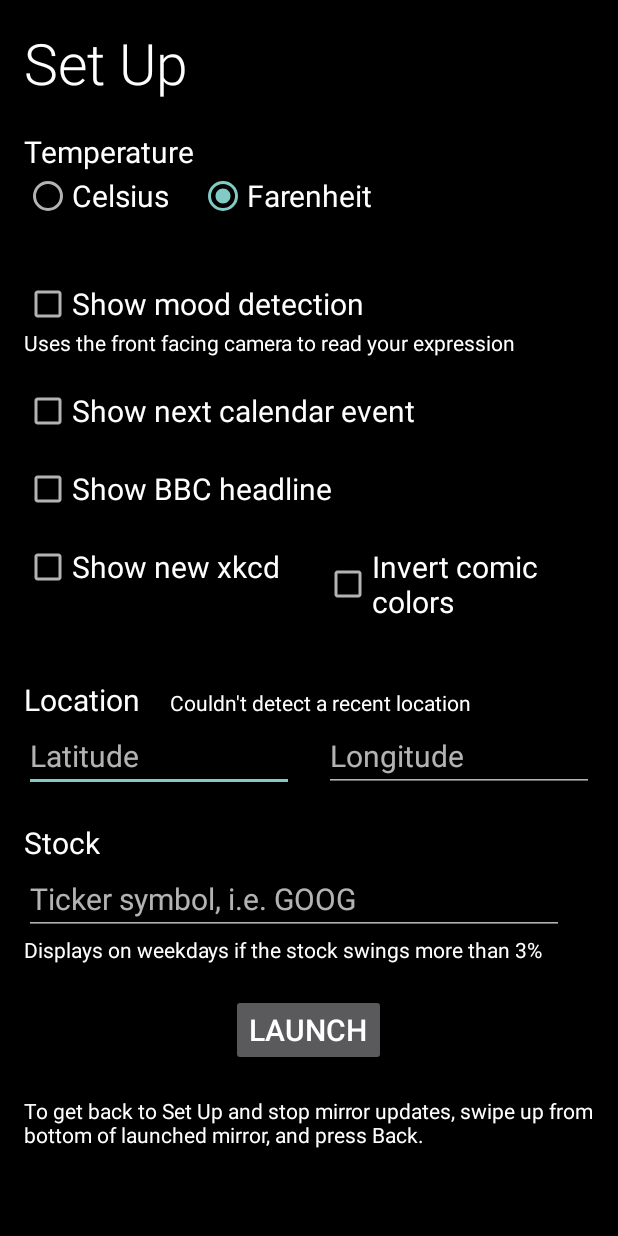
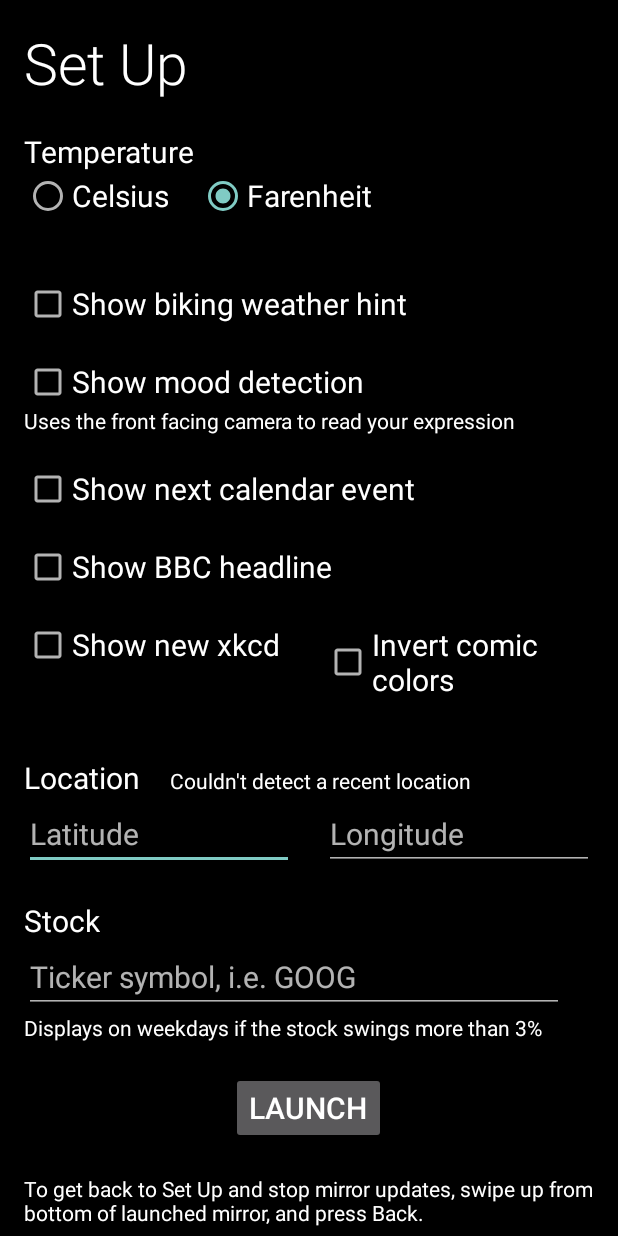
Before and after one commit to HannahMitt/HomeMirror, an Android app: the screen it shows after launch (SetUpActivity), on a phone screen of 412 x 824 dp. Run offline under Robolectric (Android 15) with nearby library versions, the phone set to English and light mode, and no system bars; libraries missing offline, so code that uses them is left out: com.crashlytics.android, io.fabric.sdk; 1 statement that could not run was skipped.

Commit message:
Config bike weather hint

```diff
--- a/app/src/main/java/com/morristaedt/mirror/SetUpActivity.java
+++ b/app/src/main/java/com/morristaedt/mirror/SetUpActivity.java
@@ -37,6 +37,7 @@ public class SetUpActivity extends Activity {
     private Location mLocation;
 
     private RadioGroup mTemperatureChoice;
+    private CheckBox mBikingCheckbox;
     private CheckBox mMoodDetectionCheckbox;
     private CheckBox mShowNextCaledarEventCheckbox;
     private CheckBox mShowNewsHeadlineCheckbox;
@@ -56,6 +57,9 @@ public class SetUpActivity extends Activity {
 
         mTemperatureChoice = (RadioGroup) findViewById(R.id.temperature_group);
         mTemperatureChoice.check(mConfigSettings.getIsCelsius() ? R.id.celsius : R.id.farenheit);
+
+        mBikingCheckbox = (CheckBox) findViewById(R.id.biking_checkbox);
+        mBikingCheckbox.setChecked(mConfigSettings.showBikingHint());
 
         mMoodDetectionCheckbox = (CheckBox) findViewById(R.id.mood_detection_checkbox);
         mMoodDetectionCheckbox.setChecked(mConfigSettings.showMoodDetection());
@@ -157,6 +161,7 @@ public class SetUpActivity extends Activity {
 
     private void saveFields() {
         mConfigSettings.setIsCelsius(mTemperatureChoice.getCheckedRadioButtonId() == R.id.celsius);
+        mConfigSettings.setShowBikingHint(mBikingCheckbox.isChecked());
         mConfigSettings.setShowMoodDetection(mMoodDetectionCheckbox.isChecked());
         mConfigSettings.setShowNextCalendarEvent(mShowNextCaledarEventCheckbox.isChecked());
         mConfigSettings.setShowNewsHeadline(mShowNewsHeadlineCheckbox.isChecked());
--- a/app/src/main/java/com/morristaedt/mirror/configuration/ConfigurationSettings.java
+++ b/app/src/main/java/com/morristaedt/mirror/configuration/ConfigurationSettings.java
@@ -16,6 +16,7 @@ public class ConfigurationSettings {
     private static final String PREFS_MIRROR = "MirrorPrefs";
 
     private static final String FORECAST_UNITS = "forecast_units";
+    private static final String BIKING_HINT = "biking_hint";
     private static final String USE_MOOD_DETECTION = "mood_detection";
     private static final String SHOW_CALENDAR = "show_calendar";
     private static final String SHOW_HEADLINE = "show_headline";
@@ -30,6 +31,7 @@ public class ConfigurationSettings {
 
     private String mForecastUnits;
 
+    private boolean mShowBikingHint;
     private boolean mShowMoodDetection;
     private boolean mShowNextCalendarEvent;
     private boolean mShowNewsHeadline;
@@ -48,6 +50,7 @@ public class ConfigurationSettings {
 
     private void readPrefs() {
         mForecastUnits = mSharedPrefs.getString(FORECAST_UNITS, ForecastRequest.UNITS_US);
+        mShowBikingHint = mSharedPrefs.getBoolean(BIKING_HINT, false);
         mShowMoodDetection = mSharedPrefs.getBoolean(USE_MOOD_DETECTION, false);
         mShowNextCalendarEvent = mSharedPrefs.getBoolean(SHOW_CALENDAR, false);
         mShowNewsHeadline = mSharedPrefs.getBoolean(SHOW_HEADLINE, false);
@@ -63,6 +66,13 @@ public class ConfigurationSettings {
     public void setIsCelsius(boolean isCelsius) {
         SharedPreferences.Editor editor = mSharedPrefs.edit();
         editor.putString(FORECAST_UNITS, isCelsius ? ForecastRequest.UNITS_SI : ForecastRequest.UNITS_US);
+        editor.apply();
+    }
+
+    public void setShowBikingHint(boolean show) {
+        mShowBikingHint = show;
+        SharedPreferences.Editor editor = mSharedPrefs.edit();
+        editor.putBoolean(BIKING_HINT, show);
         editor.apply();
     }
 
@@ -122,6 +132,10 @@ public class ConfigurationSettings {
         return mForecastUnits;
     }
 
+    public boolean showBikingHint() {
+        return mShowBikingHint;
+    }
+
     public boolean showMoodDetection() {
         return mShowMoodDetection;
     }
--- a/app/src/main/java/com/morristaedt/mirror/modules/ForecastModule.java
+++ b/app/src/main/java/com/morristaedt/mirror/modules/ForecastModule.java
@@ -70,7 +70,6 @@ public class ForecastModule {
                     // Only check hourly forecast for today
                     if (hourCalendar.get(Calendar.DAY_OF_MONTH) == dayOfMonthToday) {
                         int hourOfDay = hourCalendar.get(Calendar.HOUR_OF_DAY);
-                        Log.i("mirror", "Hour of day is " + hourOfDay + " with precipProb " + hour.precipProbability);
                         if (hourOfDay >= 7 && hourOfDay <= 11) {
                             if (hour.precipProbability >= 0.3) {
                                 return false;
--- a/app/src/main/res/layout/activity_configuration.xml
+++ b/app/src/main/res/layout/activity_configuration.xml
@@ -47,6 +47,14 @@
                 android:text="Farenheit" />
 
         </RadioGroup>
+
+        <CheckBox
+            android:id="@+id/biking_checkbox"
+            style="@style/ConfigurationItemText"
+            android:layout_width="wrap_content"
+            android:layout_height="wrap_content"
+            android:gravity="center_vertical"
+            android:text="@string/biking_hint" />
 
         <CheckBox
             android:id="@+id/mood_detection_checkbox"
@@ -193,6 +201,6 @@
             android:layout_width="match_parent"
             android:layout_height="wrap_content"
             android:layout_marginTop="@dimen/item_margin"
-            android:text="To get back to Set Up and stop mirror updates, swipe up from bottom of launched mirror, and press Back." />
+            android:text="@string/how_to_stop" />
     </LinearLayout>
 </ScrollView>
--- a/app/src/main/res/values/strings.xml
+++ b/app/src/main/res/values/strings.xml
@@ -45,5 +45,7 @@
     <string name="found_location">Found location</string>
     <string name="mood_explanation">Uses the front facing camera to read your expression</string>
     <string name="stock_description">Displays on weekdays if the stock swings more than 3%</string>
+    <string name="biking_hint">Show biking weather hint</string>
+    <string name="how_to_stop">To get back to Set Up and stop mirror updates, swipe up from bottom of launched mirror, and press Back.</string>
 
 </resources>
```
Also changed, not shown: app/src/main/java/com/morristaedt/mirror/MirrorActivity.java (+6 -2 lines).
